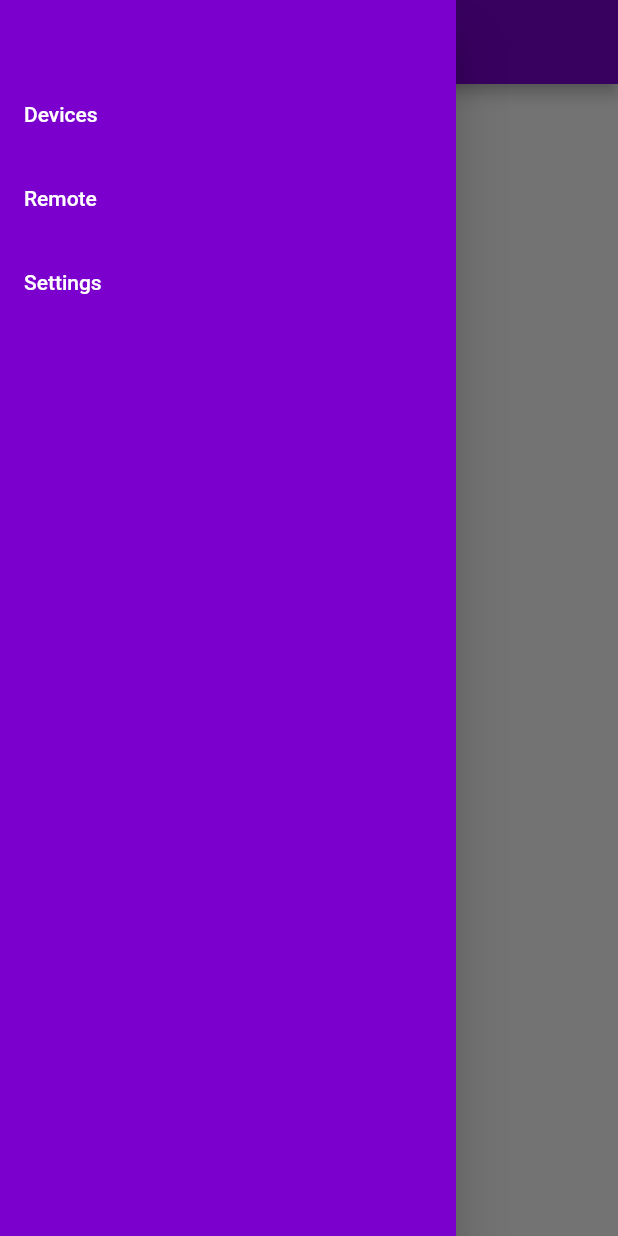
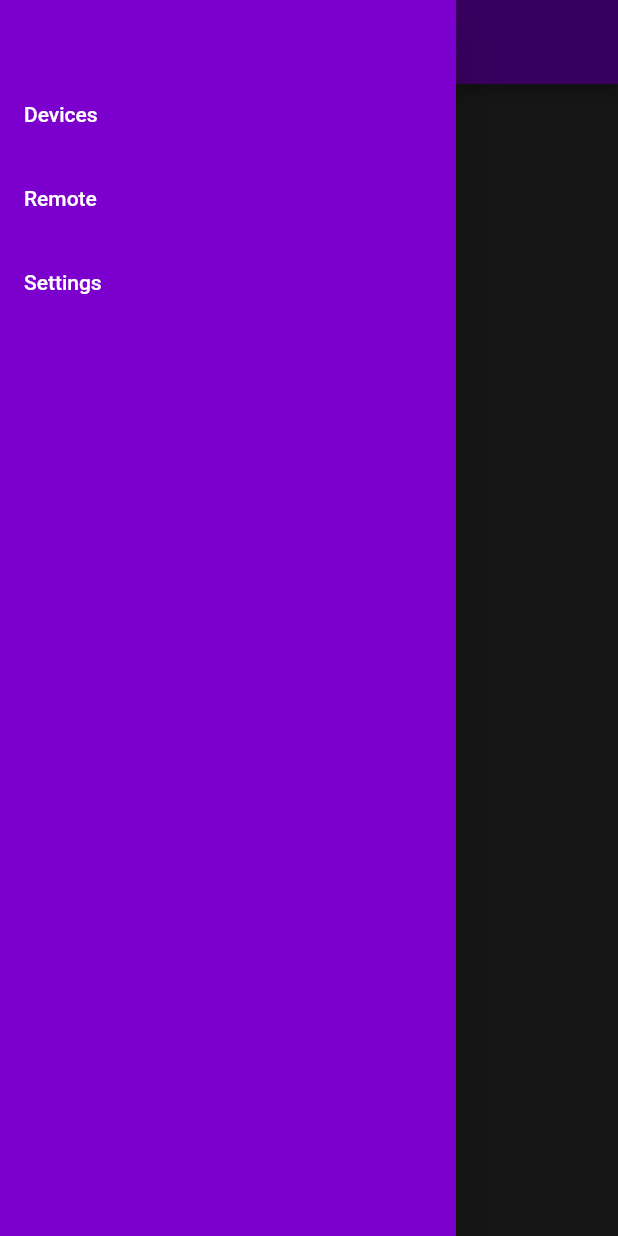
Before and after one commit to MartinNowak96/Unofficial-Roku-Remote, a Flutter app: the screen it shows after launch, with the side drawer open, on a phone screen of 412 x 824 dp. Run offline on Flutter 3.47's test engine with Material 2 defaults, Android fonts, the phone set to English and light mode, and no system bars; our stand-ins replace localstorage; missing offline and left inert: network_info_plus.

Commit message:
updated readme

```diff
--- a/lib/main.dart
+++ b/lib/main.dart
@@ -13,20 +13,12 @@ class MyApp extends StatelessWidget {
   Widget build(BuildContext context) {
     //const c = Color.fromARGB(255, 123, 0, 206);
     return MaterialApp(
-      debugShowCheckedModeBanner:false,
+      theme: ThemeData.dark(),
+      debugShowCheckedModeBanner: false,
       title: 'Roku Remote',
-      theme: ThemeData(
-        // This is the theme of your application.
-        //
-        // Try running your application with "flutter run". You'll see the
-        // application has a blue toolbar. Then, without quitting the app, try
-        // changing the primarySwatch below to Colors.green and then invoke
-        // "hot reload" (press "r" in the console where you ran "flutter run",
-        // or simply save your changes to "hot reload" in a Flutter IDE).
-        // Notice that the counter didn't reset back to zero; the application
-        // is not restarted.
-        primarySwatch: Colors.blue,
-      ),
+      // theme: ThemeData(
+      //   primarySwatch: Colors.blue,
+      // ),
       home: const MyHomePage(title: 'Roku Remote'),
     );
   }
@@ -51,10 +43,6 @@ class MyHomePage extends StatefulWidget {
 }
 
 class _MyHomePageState extends State<MyHomePage> {
-
-
-
-
   @override
   Widget build(BuildContext context) {
     const c = Color.fromARGB(255, 123, 0, 206);
--- a/pubspec.yaml
+++ b/pubspec.yaml
@@ -35,7 +35,6 @@ dependencies:
   # Use with the CupertinoIcons class for iOS style icons.
   cupertino_icons: ^1.0.2
   http: ^0.13.4
-  wifi: 0.1.5
   network_info_plus: ^2.1.2
   ping_discover_network_forked: ^0.0.1
   localstorage: ^4.0.0+1
@@ -50,6 +49,7 @@ dev_dependencies:
   # package. See that file for information about deactivating specific lint
   # rules and activating additional ones.
   flutter_lints: ^1.0.0
+  msix: ^2.8.18
 
 # For information on the generic Dart part of this file, see the
 # following page: https://dart.dev/tools/pub/pubspec
```
Also changed, not shown: pubspec.lock, 1 other file.
